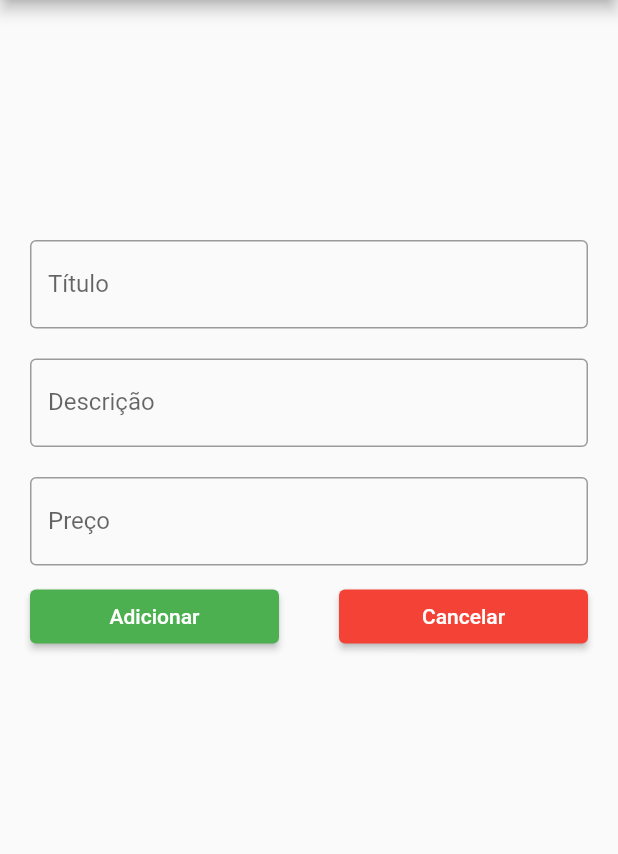
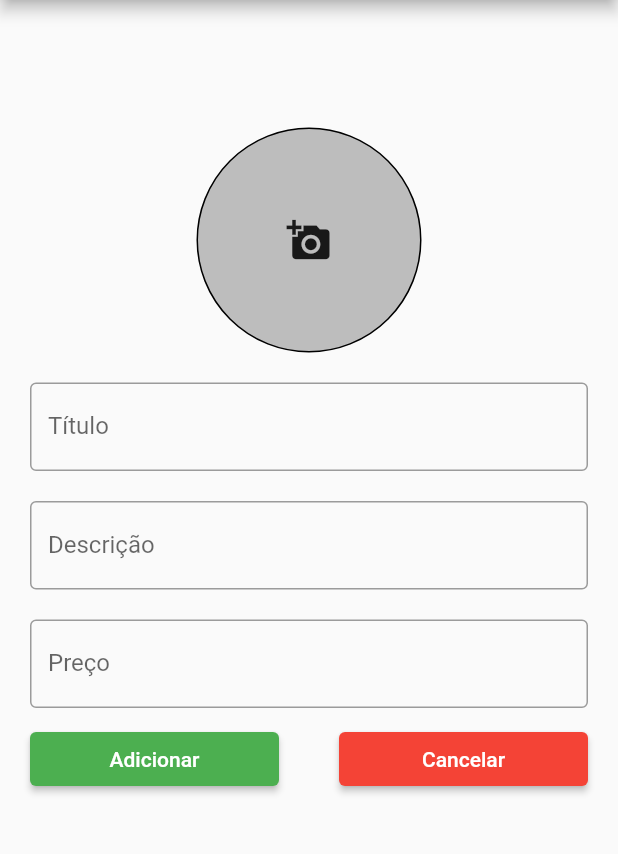
Before and after one commit to Wiuver-Ribeiro/app_anuncios, a Flutter app: the RegisterScreen screen opened directly, on a phone screen of 412 x 824 dp, the part 84-938 px from its top. Run offline on Flutter 3.47's test engine with Material 2 defaults, Android fonts, the phone set to English and light mode, and no system bars; our stand-ins replace image_picker, sqflite; missing offline and left inert: dart:ffi; accounts and stored records are empty.

Commit message:
att em andamento

```diff
--- a/lib/model/todo.dart
+++ /dev/null
@@ -1,8 +0,0 @@
-class Todo {
-  late String title;
-  late String subtitle;
-  late String price;
-  bool done = false;
-
-  Todo(this.title, this.subtitle, this.price);
-}
--- a/lib/register_screen.dart
+++ b/lib/register_screen.dart
@@ -1,9 +1,14 @@
-import 'package:app_anuncios/model/todo.dart';
+import 'dart:async';
+import 'dart:io';
+
+import 'package:app_anuncios/model/car.dart';
 import 'package:flutter/material.dart';
 import 'package:app_anuncios/appbar.dart';
+import 'package:image_picker/image_picker.dart';
+import 'package:path_provider/path_provider.dart';
 
 class RegisterScreen extends StatefulWidget {
-  Todo? tarefa;
+  Car? tarefa;
 
   RegisterScreen({this.tarefa});
   _RegisterScreenState createState() => _RegisterScreenState();
@@ -15,6 +20,8 @@ class _RegisterScreenState extends State<RegisterScreen> {
   final TextEditingController _subtitle = TextEditingController();
   final TextEditingController _price = TextEditingController();
 
+  File? _image;
+
   @override
   void initState() {
     super.initState();
@@ -22,6 +29,7 @@ class _RegisterScreenState extends State<RegisterScreen> {
       _title.text = widget.tarefa!.title;
       _subtitle.text = widget.tarefa!.subtitle;
       _price.text = widget.tarefa!.price;
+      _image = widget.tarefa!.image;
     }
   }
 
@@ -31,12 +39,40 @@ class _RegisterScreenState extends State<RegisterScreen> {
       appBar: AppBarComponent(),
       body: SingleChildScrollView(
         child: Container(
-          margin: EdgeInsets.fromLTRB(0, 150, 0, 0),
+          margin: EdgeInsets.fromLTRB(0, 75, 0, 0),
           child: Form(
               key: _formKey,
               child: Column(
                 mainAxisAlignment: MainAxisAlignment.center,
                 children: [
+                  GestureDetector(
+                    child: Container(
+                        margin: const EdgeInsets.fromLTRB(20, 10, 20, 10),
+                        width: 150,
+                        height: 150,
+                        decoration: BoxDecoration(
+                            color: Colors.grey[400],
+                            border: Border.all(width: 1, color: Colors.black),
+                            shape: BoxShape.circle),
+                        child: _image == null
+                            ? const Icon(
+                                Icons.add_a_photo,
+                                size: 30,
+                              )
+                            : ClipOval(
+                                child: Image.file(_image!),
+                              )),
+                    onTap: () async {
+                      final ImagePicker _picker = ImagePicker();
+                      final XFile? pickedFile =
+                          await _picker.pickImage(source: ImageSource.camera);
+                      if (pickedFile != null) {
+                        setState(() {
+                          _image = File(pickedFile.path);
+                        });
+                      }
+                    },
+                  ),
                   Container(
                     padding: const EdgeInsets.fromLTRB(20, 10, 20, 10),
                     child: TextFormField(
@@ -77,9 +113,14 @@ class _RegisterScreenState extends State<RegisterScreen> {
                               child: ElevatedButton(
                                 onPressed: () {
                                   FocusScope.of(context).unfocus();
+                                  File? savedImage;
                                   if (_formKey.currentState!.validate()) {
-                                    Todo newTask = Todo(_title.text,
-                                        _subtitle.text, _price.text);
+                                    Car newTask = Car(
+                                      _title.text,
+                                      _subtitle.text,
+                                      _price.text,
+                                      image: savedImage,
+                                    );
                                     Navigator.pop(context, newTask);
                                   }
                                 },
```
Also changed, not shown: lib/database/cars_helper.dart (added, +86 -0 lines), lib/database/database_helper.dart (added, +44 -0 lines), lib/database/iCar.dart (added, +9 -0 lines), lib/home_screen.dart (+40 -8 lines), lib/model/car.dart (added, +35 -0 lines), pubspec.yaml (+7 -4 lines), pubspec.lock, 5 other files.
